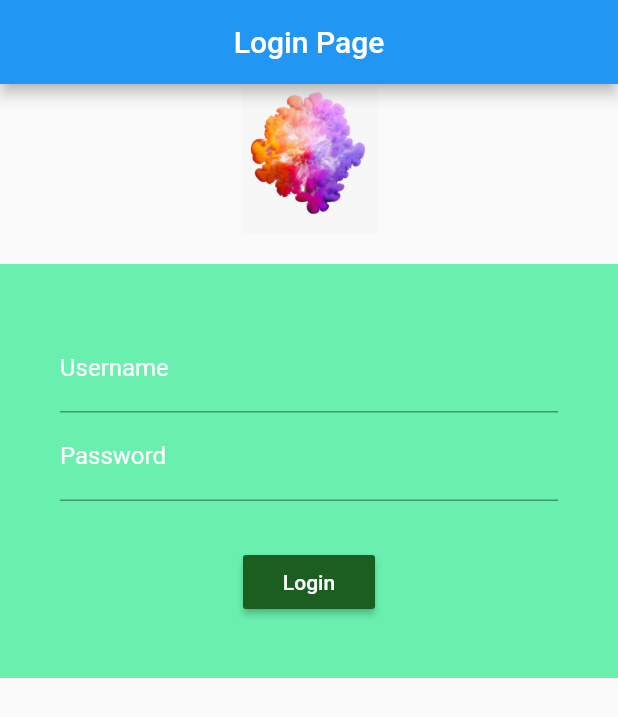
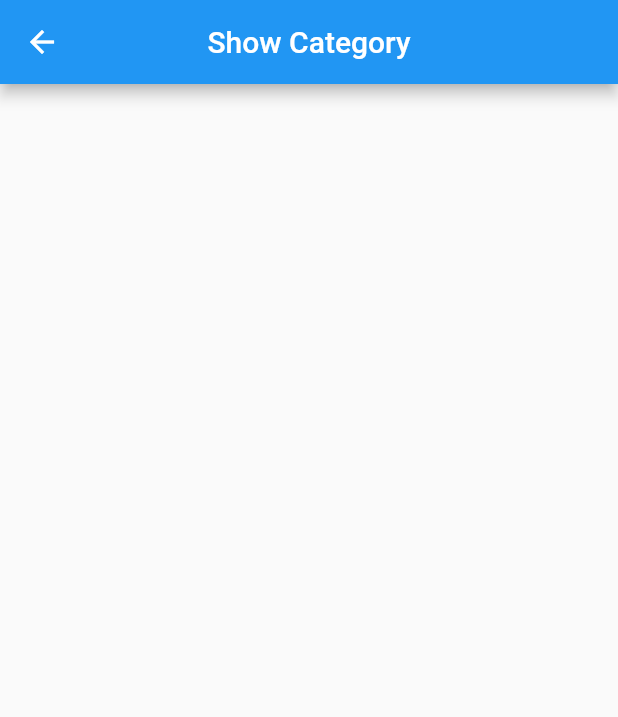
Before and after one commit to DilanMadhusanka/Login_SignUp_App, a Flutter app: the screen it shows after launch, after a tap on "Login", on a phone screen of 412 x 824 dp. Shown: the top 717 px of the screen. Run offline on Flutter 3.47's test engine with Material 2 defaults, Android fonts, the phone set to English and light mode, and no system bars.

Commit message:
Go to next screen

```diff
--- a/login_system/lib/ui/home.dart
+++ b/login_system/lib/ui/home.dart
@@ -1,4 +1,6 @@
 import 'package:flutter/material.dart';
+
+import 'nextScreen.dart';
 
 class Home extends StatefulWidget {
   @override
@@ -9,6 +11,16 @@ class _HomeState extends State<Home> {
 
   final TextEditingController _userNameController = new TextEditingController();
   final TextEditingController _passwordController = new TextEditingController();
+
+  Future _goToNextScreen(BuildContext context) async {
+    Map results = await Navigator.of(context).push(
+      new MaterialPageRoute(
+        builder: (BuildContext context) {
+          return new NextScreen();
+        }
+      )
+    );
+  }
 
   @override
   Widget build(BuildContext context) {
@@ -37,7 +49,10 @@ class _HomeState extends State<Home> {
                     decoration: InputDecoration(
                       labelText: 'Username',
                       hintText: 'User name',
-                      labelStyle: new TextStyle(color: Colors.white)
+                      labelStyle: new TextStyle(color: Colors.black87),
+                      enabledBorder: UnderlineInputBorder(
+                        borderSide: BorderSide(color: Colors.white)
+                      )
                     ),
                   ),
                   new TextField(
@@ -45,14 +60,17 @@ class _HomeState extends State<Home> {
                     decoration: InputDecoration(
                       labelText: 'Password',
                       hintText: 'password',
-                      labelStyle: new TextStyle(color: Colors.white)
+                      labelStyle: new TextStyle(color: Colors.black87),
+                      enabledBorder: UnderlineInputBorder(
+                        borderSide: BorderSide(color: Colors.white)
+                      )
                     ),
                   ),
                   new Container(
                     margin: new EdgeInsets.only(top: 30.0),
                     alignment: Alignment.center,
                     child: new RaisedButton(
-                      onPressed: () => debugPrint('Logged'),
+                      onPressed: () => _goToNextScreen(context),
                       color: Colors.green.shade900,
                       child: new Text('Login',
                         style: new TextStyle(
--- /dev/null
+++ b/login_system/lib/ui/nextScreen.dart
@@ -0,0 +1,18 @@
+import 'package:flutter/material.dart';
+
+class NextScreen extends StatefulWidget {
+  @override
+  _NextScreenState createState() => _NextScreenState();
+}
+
+class _NextScreenState extends State<NextScreen> {
+  @override
+  Widget build(BuildContext context) {
+    return Scaffold(
+      appBar: AppBar(
+        title: new Text('Show Category'),
+        centerTitle: true,
+      ),
+    );
+  }
+}
```
